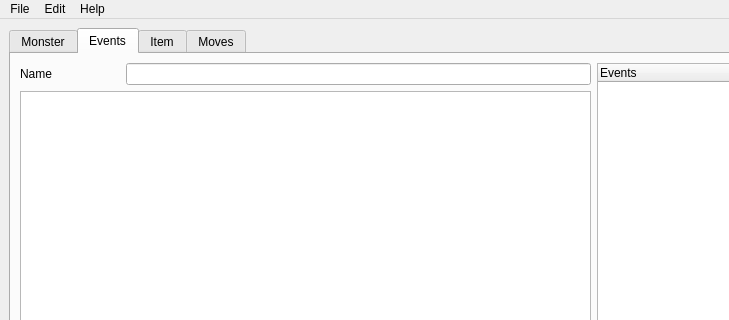
SodaCookie/rpeg, file editor/ui/editor.ui: the form before one commit; both pictures show x 0 to 729 and y 0 to 320 of the 873 by 653 pixel window.
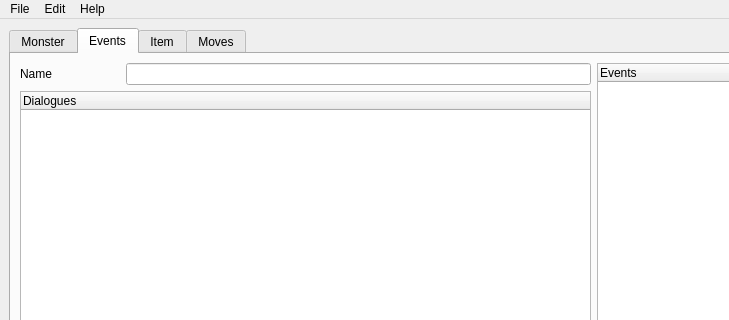
The form after the commit.

Commit message: Implemented tree widget over the dialogue list. Implemented modify/remove events from the context menu.

The edit to the form file:
```diff
--- a/editor/ui/editor.ui
+++ b/editor/ui/editor.ui
@@ -423,7 +423,19 @@
            </layout>
           </item>
           <item>
-           <widget class="QListWidget" name="dialogueList"/>
+           <widget class="QTreeWidget" name="dialogues">
+            <property name="contextMenuPolicy">
+             <enum>Qt::CustomContextMenu</enum>
+            </property>
+            <property name="expandsOnDoubleClick">
+             <bool>true</bool>
+            </property>
+            <column>
+             <property name="text">
+              <string>Dialogues</string>
+             </property>
+            </column>
+           </widget>
           </item>
           <item>
            <widget class="QPushButton" name="newDialogue">
```
Left out of the diff: 2 changed lines with no effect on the pictures. The commit also changes 12 other files.
